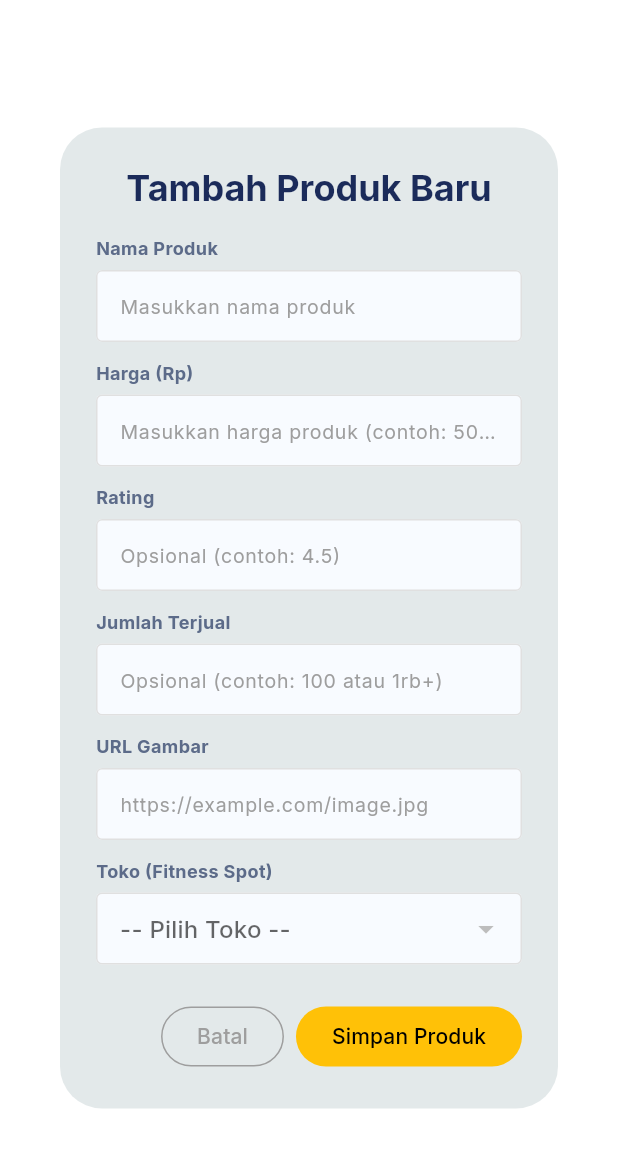
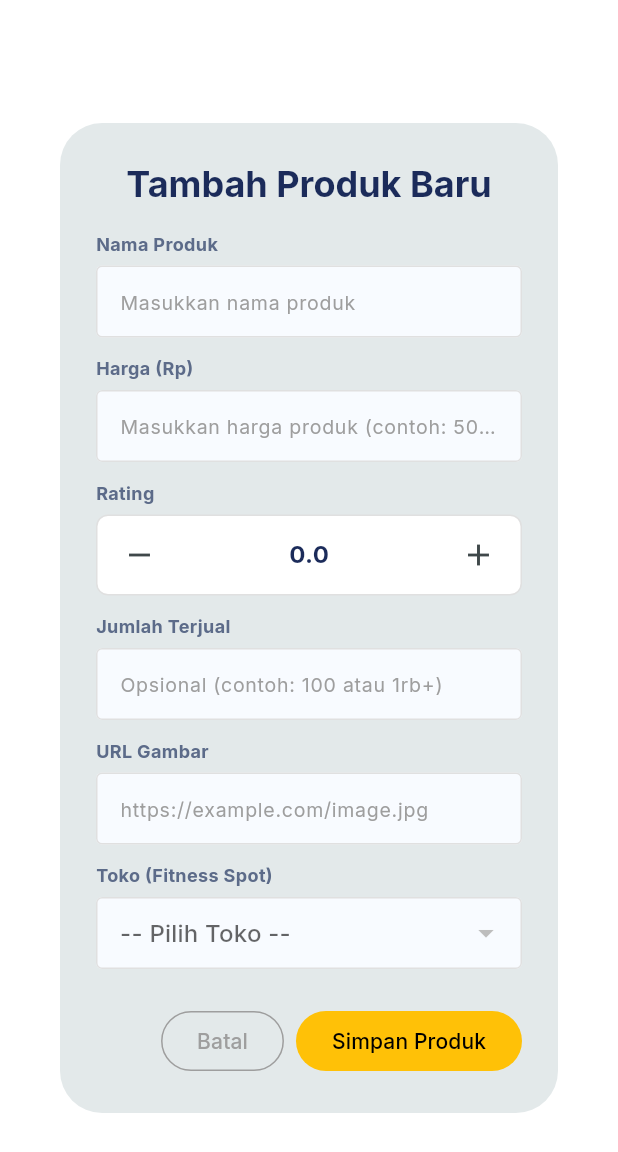
Before and after one commit to PBP-B01/getfittoday_mobile, a Flutter app: the ProductFormDialog widget shown alone on an empty page, opened directly with empty values, on a phone screen of 412 x 824 dp. Shown: the top 1152 px of the screen. Run offline on Flutter 3.47's test engine with Material 3 defaults, Android fonts, the light colour scheme and no system bars; our stand-ins replace flutter_dotenv, geolocator, google_fonts, google_maps_flutter; missing offline and left inert: dart:html, pbp_django_auth.

Commit message:
Add rating stepper and store pagination controls

```diff
--- a/lib/widgets/product_form_dialog.dart
+++ b/lib/widgets/product_form_dialog.dart
@@ -22,6 +22,7 @@ class _ProductFormDialogState extends State<ProductFormDialog> {
   late String _price;
   late String _imageUrl;
   late String _rating;
+  late double _ratingValue;
   late String _unitsSold;
   String? _selectedStoreId; // Untuk Dropdown
 
@@ -34,6 +35,7 @@ class _ProductFormDialogState extends State<ProductFormDialog> {
     _price = widget.product?.fields.price.toString() ?? "";
     _imageUrl = widget.product?.fields.imageUrl ?? "";
     _rating = widget.product?.fields.rating ?? "";
+    _ratingValue = double.tryParse(_rating) ?? 0.0;
     _unitsSold = widget.product?.fields.unitsSold ?? "";
 
     // Ambil ID Toko yang sudah ada (jika edit)
@@ -114,11 +116,7 @@ class _ProductFormDialogState extends State<ProductFormDialog> {
 
                 // 3. Rating
                 _buildLabel("Rating"),
-                TextFormField(
-                  initialValue: _rating,
-                  decoration: _inputDecoration("Opsional (contoh: 4.5)"),
-                  onChanged: (val) => _rating = val,
-                ),
+                _buildRatingStepper(),
                 const SizedBox(height: 12),
 
                 // 4. Jumlah Terjual
@@ -260,6 +258,47 @@ onPressed: () async {
     );
   }
 
+  Widget _buildRatingStepper() {
+    return Container(
+      decoration: BoxDecoration(
+        color: Colors.white,
+        border: Border.all(color: Colors.grey.shade300),
+        borderRadius: BorderRadius.circular(8),
+      ),
+      padding: const EdgeInsets.symmetric(horizontal: 8, vertical: 6),
+      child: Row(
+        mainAxisAlignment: MainAxisAlignment.spaceBetween,
+        children: [
+          IconButton(
+            visualDensity: VisualDensity.compact,
+            icon: const Icon(Icons.remove),
+            onPressed: () => _adjustRating(-0.1),
+          ),
+          Text(
+            _ratingValue.toStringAsFixed(1),
+            style: const TextStyle(
+              fontSize: 16,
+              fontWeight: FontWeight.w700,
+              color: Color(0xFF1B2B5A),
+            ),
+          ),
+          IconButton(
+            visualDensity: VisualDensity.compact,
+            icon: const Icon(Icons.add),
+            onPressed: () => _adjustRating(0.1),
+          ),
+        ],
+      ),
+    );
+  }
+
+  void _adjustRating(double delta) {
+    setState(() {
+      _ratingValue = (_ratingValue + delta).clamp(0.0, 5.0);
+      _rating = _ratingValue.toStringAsFixed(1);
+    });
+  }
+
   // Helper untuk Style Input
   InputDecoration _inputDecoration(String hint) {
     return InputDecoration(
```
Also changed, not shown: lib/screens/products_entry_list.dart (+130 -10 lines).
